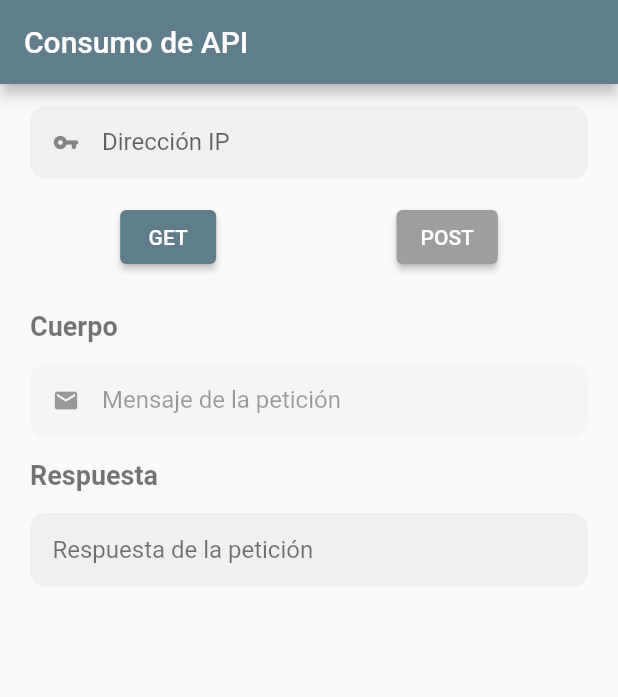
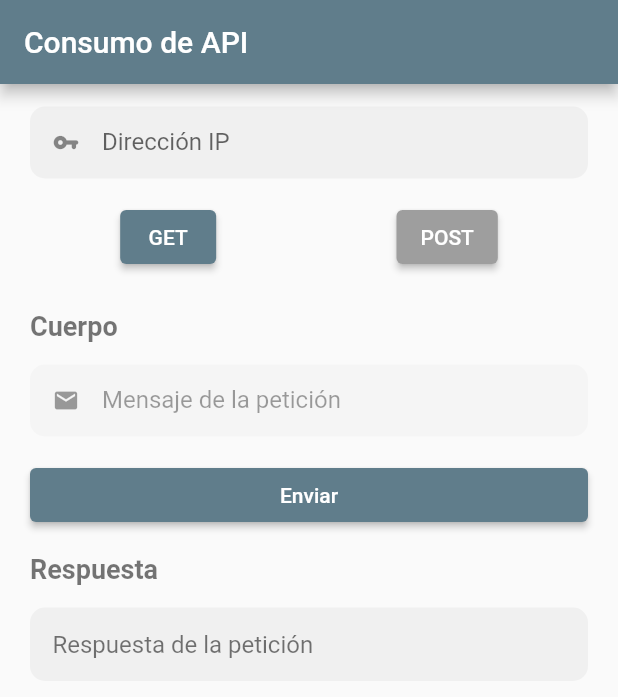
Before and after one commit to AngelDiazMera/get_post_flutter_client, a Flutter app: the screen it shows after launch, on a phone screen of 412 x 824 dp. Shown: the top 697 px of the screen. Run offline on Flutter 3.47's test engine with Material 2 defaults, Android fonts, the phone set to English and light mode, and no system bars.

Commit message:
send button

```diff
--- a/lib/pages/home_page_body.dart
+++ b/lib/pages/home_page_body.dart
@@ -27,6 +27,11 @@ class _HomePageBodyState extends State<HomePageBody> {
               fontSize: 18, fontWeight: FontWeight.bold, color: Colors.black54),
         ),
         _drawBodyField(),
+        SizedBox(height: 15),
+        ElevatedButton(
+          onPressed: () {},
+          child: Text('Enviar'),
+        ),
         SizedBox(height: 15),
         Text(
           'Respuesta',
```
